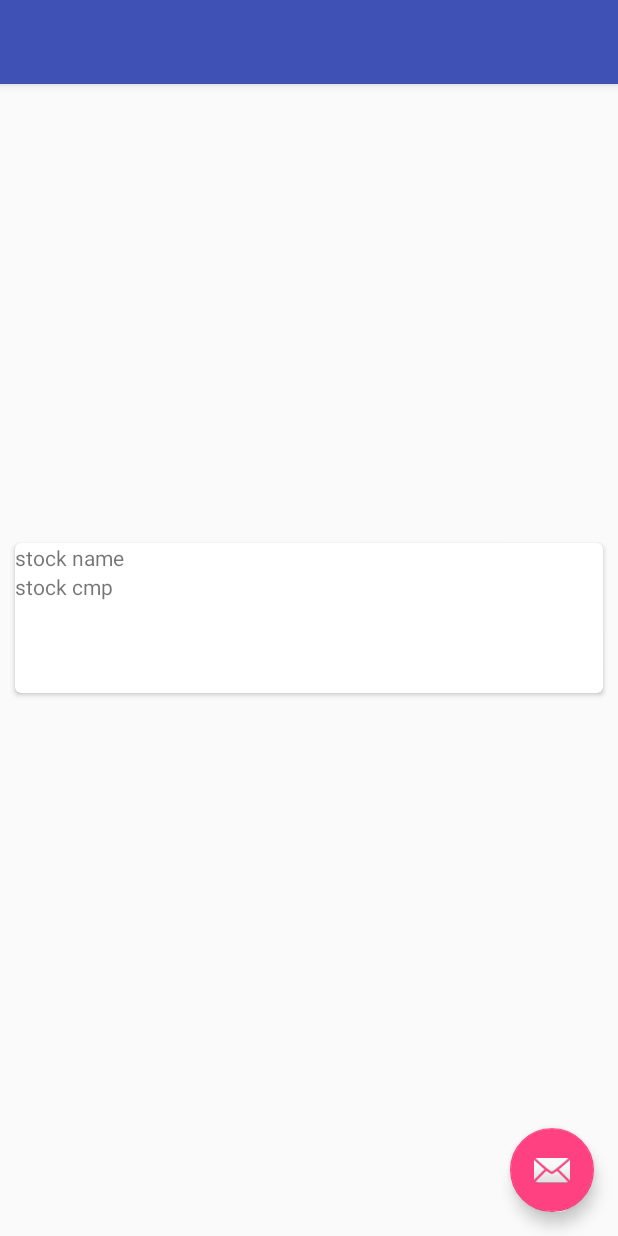
After one commit to piyushpotdukhe/Stoks, an Android app: the DisplayCardList screen opened directly, with no data from a screen before it, on a phone screen of 412 x 824 dp. The commit adds this screen. Run offline under Robolectric (Android 15) with nearby library versions, the phone set to English and light mode, and no system bars; 2 statements that could not run were skipped.

```diff
--- a/app/build.gradle
+++ b/app/build.gradle
@@ -27,7 +27,10 @@ dependencies {
     testCompile 'junit:junit:4.12'
     compile 'com.android.support:appcompat-v7:25.2.0'
     compile 'com.android.support:design:25.2.0'
-    compile 'com.firebaseui:firebase-ui-auth:0.4.1'/*
+    compile 'com.firebaseui:firebase-ui-auth:0.4.1'
+    compile 'com.android.support:cardview-v7:25.2.+'
+    compile 'com.android.support:recyclerview-v7:25.2.+'
+/*
     compile 'com.firebase:firebase-client-android:2.5.0'
     compile 'com.google.firebase:firebase-core:9.0.1'
 */
--- a/app/src/main/AndroidManifest.xml
+++ b/app/src/main/AndroidManifest.xml
@@ -18,6 +18,11 @@
         </activity>
 
         <activity
+            android:name="com.example.piyushpotdukhe.AIS.StoxInfo.DisplayCardList"
+            android:label="card display"
+            android:theme="@style/AppTheme.NoActionBar">
+        </activity>
+        <activity
             android:name="com.example.piyushpotdukhe.AIS.LoginActivity"
             android:label="@string/login"
             android:theme="@style/AppTheme.NoActionBar">
--- a/app/src/main/java/com/example/piyushpotdukhe/AIS/LoginActivity.java
+++ b/app/src/main/java/com/example/piyushpotdukhe/AIS/LoginActivity.java
@@ -85,7 +85,8 @@ public class LoginActivity extends AppCompatActivity {
     }
 
     private boolean isUserAlreadyLoggedIn(){
-        return (getAuthUserObject().getIsLoggedIn());
+        /*for test only*/ return true;
+        // return (getAuthUserObject().getIsLoggedIn());
     }
 
     private void loginUser(){
--- /dev/null
+++ b/app/src/main/java/com/example/piyushpotdukhe/AIS/StoxInfo/DisplayCardList.java
@@ -0,0 +1,44 @@
+package com.example.piyushpotdukhe.AIS.StoxInfo;
+
+
+import android.os.Bundle;
+import android.support.annotation.Nullable;
+import android.support.design.widget.FloatingActionButton;
+import android.support.v7.app.AppCompatActivity;
+import android.support.v7.widget.LinearLayoutManager;
+import android.support.v7.widget.RecyclerView;
+import android.view.View;
+import android.widget.Toast;
+
+import com.example.piyushpotdukhe.AIS.R;
+
+public class DisplayCardList extends AppCompatActivity {
+
+    private RecyclerView recyclerView;
+    private RecyclerView.Adapter mAdapter;
+    private RecyclerView.LayoutManager mLayoutManager;
+
+    @Override
+    protected void onCreate(@Nullable Bundle savedInstanceState) {
+        super.onCreate(savedInstanceState);
+        setContentView(R.layout.activity_display_card_list);
+
+        FloatingActionButton addStock = (FloatingActionButton) findViewById(R.id.fabAddStockToList);
+        addStock.setOnClickListener(new View.OnClickListener() {
+                                        @Override
+                                        public void onClick(View view) {
+                                            Toast.makeText(getApplicationContext(),
+                                                    "adding stock to list",
+                                                    Toast.LENGTH_SHORT)
+                                                    .show();
+                                        }
+                                    });
+        recyclerView = (RecyclerView)findViewById(R.id.recycler_view);
+//        mAdapter = new MyAdapter(myDataset);
+        mLayoutManager = new LinearLayoutManager(this);
+
+        recyclerView.setLayoutManager(mLayoutManager);
+        recyclerView.setAdapter(mAdapter);
+
+    }
+}
--- /dev/null
+++ b/app/src/main/res/layout/activity_display_card_list.xml
@@ -0,0 +1,34 @@
+<?xml version="1.0" encoding="utf-8"?>
+<android.support.design.widget.CoordinatorLayout xmlns:android="http://schemas.android.com/apk/res/android"
+    xmlns:app="http://schemas.android.com/apk/res-auto"
+    xmlns:tools="http://schemas.android.com/tools"
+    android:layout_width="match_parent"
+    android:layout_height="match_parent"
+    android:fitsSystemWindows="true"
+    tools:context="com.example.piyushpotdukhe.AIS.StoxInfo.DisplayCardList">
+
+    <android.support.design.widget.AppBarLayout
+        android:layout_width="match_parent"
+        android:layout_height="wrap_content"
+        android:theme="@style/AppTheme.AppBarOverlay">
+
+        <android.support.v7.widget.Toolbar
+            android:id="@+id/toolbar"
+            android:layout_width="match_parent"
+            android:layout_height="?attr/actionBarSize"
+            android:background="?attr/colorPrimary"
+            app:popupTheme="@style/AppTheme.PopupOverlay" />
+
+    </android.support.design.widget.AppBarLayout>
+
+    <include layout="@layout/stock_card_view" />
+
+    <android.support.design.widget.FloatingActionButton
+        android:id="@+id/fabAddStockToList"
+        android:layout_width="wrap_content"
+        android:layout_height="wrap_content"
+        android:layout_gravity="bottom|end"
+        android:layout_margin="@dimen/fab_margin"
+        app:srcCompat="@android:drawable/ic_dialog_email" />
+
+</android.support.design.widget.CoordinatorLayout>
--- /dev/null
+++ b/app/src/main/res/layout/stock_card_view.xml
@@ -0,0 +1,33 @@
+<!--<?xml version="1.0" encoding="utf-8"?>
+<LinearLayout xmlns:android="http://schemas.android.com/apk/res/android"
+    xmlns:tools="http://schemas.android.com/tools"
+    xmlns:card_view="http://schemas.android.com/apk/res-auto"
+    android:layout_width="match_parent"
+    android:layout_height="wrap_content">-->
+    <android.support.v7.widget.CardView
+        xmlns:android="http://schemas.android.com/apk/res/android"
+        xmlns:card_view="http://schemas.android.com/apk/res-auto"
+        android:id="@+id/stock_card_view"
+        android:layout_gravity="center"
+        android:layout_width="match_parent"
+        android:layout_margin="10dp"
+        android:layout_height="100dp"
+        card_view:cardCornerRadius="4dp">
+        <LinearLayout
+            android:layout_width="match_parent"
+            android:layout_height="match_parent"
+            android:orientation="vertical">
+            <TextView
+                android:id="@+id/stock_name"
+                android:text="stock name"
+                android:layout_width="wrap_content"
+                android:layout_height="wrap_content" />
+            <TextView
+                android:id="@+id/stock_cmp"
+                android:text="stock cmp"
+                android:layout_width="wrap_content"
+                android:layout_height="wrap_content" />
+        </LinearLayout>
+    </android.support.v7.widget.CardView>
+
+<!--</LinearLayout>-->
```
Also changed, not shown: app/src/main/java/com/example/piyushpotdukhe/AIS/StoxInfo/GetStocksInfo.java (+99 -39 lines), app/src/main/java/com/example/piyushpotdukhe/AIS/StoxInfo/MyAdapter.java (added, +83 -0 lines), app/src/main/java/com/example/piyushpotdukhe/AIS/StoxInfo/RetrieveCmp.java (deleted, +0 -97 lines), app/src/main/res/layout/content_login.xml (+7 -2 lines), app/src/main/res/layout/recycler_view.xml (added, +18 -0 lines).
